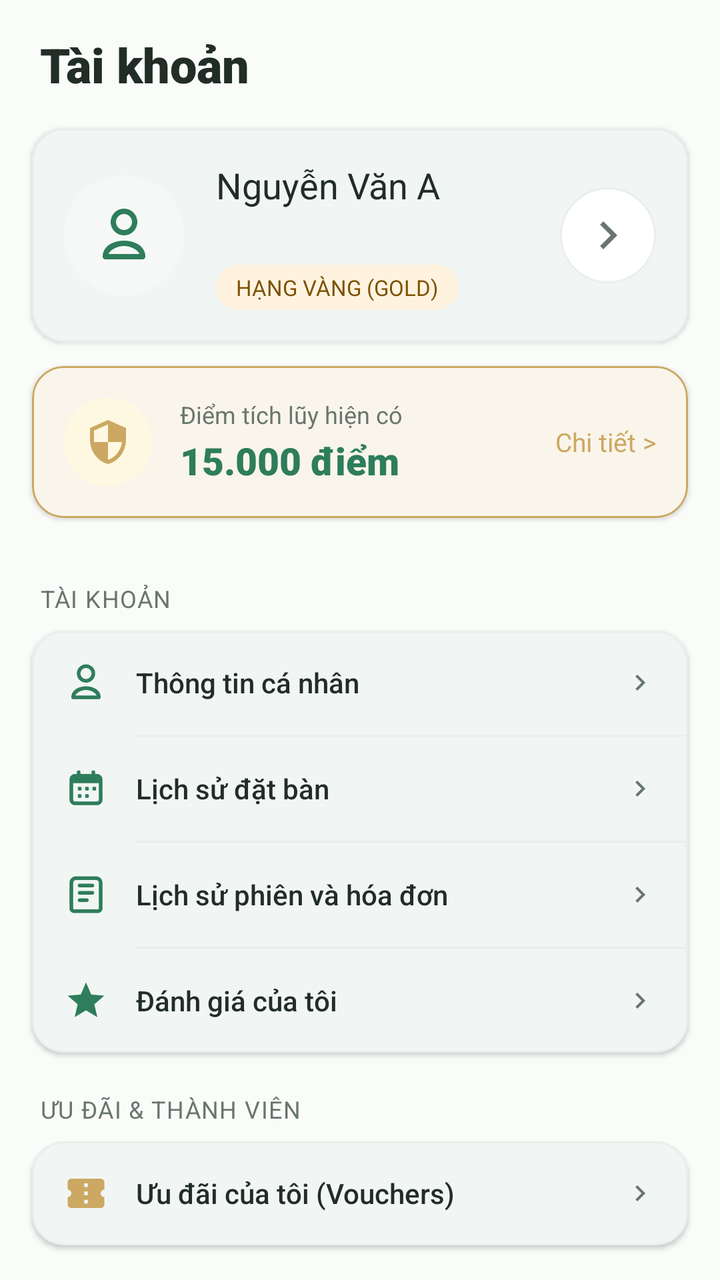
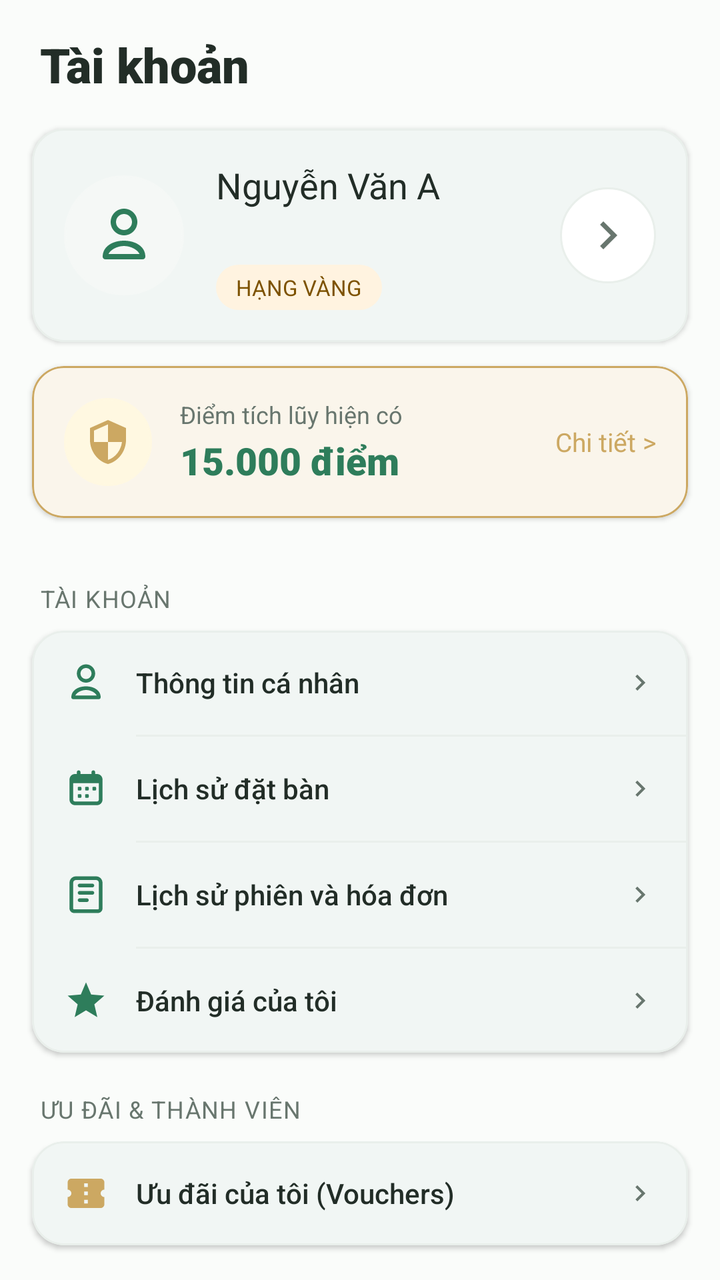

Before-and-after screenshots of an Android layout around one commit, followed by the original layout XML and the change that was made.
<!-- AndroidManifest.xml: application theme Theme.VietTable -->
<!-- res/layout/fragment_profile.xml -->
<?xml version="1.0" encoding="utf-8"?>
<androidx.coordinatorlayout.widget.CoordinatorLayout xmlns:android="http://schemas.android.com/apk/res/android"
    xmlns:app="http://schemas.android.com/apk/res-auto"
    android:layout_width="match_parent"
    android:layout_height="match_parent"
    android:background="@color/colorBackground">

    <androidx.core.widget.NestedScrollView
        android:layout_width="match_parent"
        android:layout_height="match_parent"
        android:fillViewport="true"
        android:clipToPadding="false"
        android:paddingBottom="96dp">

        <LinearLayout
            android:layout_width="match_parent"
            android:layout_height="wrap_content"
            android:orientation="vertical">

            
            <LinearLayout
                android:layout_width="match_parent"
                android:layout_height="wrap_content"
                android:tag="safe_top"
                android:orientation="vertical"
                android:paddingHorizontal="20dp"
                android:paddingTop="16dp"
                android:paddingBottom="12dp">

                <TextView
                    android:layout_width="wrap_content"
                    android:layout_height="wrap_content"
                    android:fontFamily="sans-serif-black"
                    android:text="Tài khoản"
                    android:textColor="@color/colorTextPrimary"
                    android:textSize="24sp" />
            </LinearLayout>

            
            <com.google.android.material.card.MaterialCardView
                style="@style/Widget.VietTable.Card"
                android:layout_width="match_parent"
                android:layout_height="wrap_content"
                android:layout_marginHorizontal="16dp"
                android:layout_marginTop="4dp">

                <LinearLayout
                    android:layout_width="match_parent"
                    android:layout_height="wrap_content"
                    android:gravity="center_vertical"
                    android:orientation="horizontal"
                    android:padding="16dp">

                    
                    <FrameLayout
                        android:layout_width="60dp"
                        android:layout_height="60dp">

                        <ImageView
                            android:layout_width="match_parent"
                            android:layout_height="match_parent"
                            android:background="@drawable/bg_round_floating_btn"
                            android:backgroundTint="@color/surface_secondary"
                            android:padding="14dp"
                            android:src="@drawable/ic_profile"
                            app:tint="@color/colorPrimary" />
                    </FrameLayout>

                    <LinearLayout
                        android:layout_width="0dp"
                        android:layout_height="wrap_content"
                        android:layout_marginStart="16dp"
                        android:layout_weight="1"
                        android:orientation="vertical">

                        <TextView
                            android:id="@+id/tvProfileName"
                            android:layout_width="wrap_content"
                            android:layout_height="wrap_content"
                            android:fontFamily="sans-serif-bold"
                            android:text="Nguyễn Văn A"
                            android:textColor="@color/colorTextPrimary"
                            android:textSize="18sp" />

                        <TextView
                            android:id="@+id/tvProfilePhone"
                            android:layout_width="wrap_content"
                            android:layout_height="wrap_content"
                            android:layout_marginTop="2dp"
                            android:text=""
                            android:textColor="@color/colorTextSecondary"
                            android:textSize="13sp" />

                        <TextView
                            android:id="@+id/tvProfileTierBadge"
                            android:layout_width="wrap_content"
                            android:layout_height="wrap_content"
                            android:layout_marginTop="8dp"
                            android:background="@drawable/bg_status_badge"
                            android:backgroundTint="#FFF3E0"
                            android:fontFamily="sans-serif-bold"
                            android:paddingHorizontal="10dp"
                            android:paddingVertical="4dp"
                            android:text="HẠNG VÀNG (GOLD)"
                            android:textColor="#7D5200"
                            android:textSize="11sp" />
                    </LinearLayout>

                    
                        <ImageView
                            android:id="@+id/btnEditProfileHeader"
                            android:layout_width="48dp"
                            android:layout_height="48dp"
                            android:contentDescription="@string/a11y_edit_profile"
                        android:background="@drawable/bg_round_floating_btn"
                        android:clickable="true"
                        android:focusable="true"
                        android:padding="10dp"
                        android:src="@drawable/ic_arrow_forward"
                        app:tint="@color/colorTextSecondary" />
                </LinearLayout>
            </com.google.android.material.card.MaterialCardView>

            
            <com.google.android.material.card.MaterialCardView
                android:id="@+id/cardProfileLoyalty"
                style="@style/Widget.VietTable.Card.Gold"
                android:layout_width="match_parent"
                android:layout_height="wrap_content"
                android:layout_marginHorizontal="16dp"
                android:layout_marginTop="12dp"
                android:clickable="true"
                android:focusable="true">

                <LinearLayout
                    android:layout_width="match_parent"
                    android:layout_height="wrap_content"
                    android:gravity="center_vertical"
                    android:orientation="horizontal"
                    android:padding="16dp">

                    <ImageView
                        android:layout_width="44dp"
                        android:layout_height="44dp"
                        android:background="@drawable/bg_round_floating_btn"
                        android:backgroundTint="#FFF8E1"
                        android:padding="10dp"
                        android:src="@drawable/ic_loyalty"
                        app:tint="@color/colorSecondary" />

                    <LinearLayout
                        android:layout_width="0dp"
                        android:layout_height="wrap_content"
                        android:layout_marginStart="14dp"
                        android:layout_weight="1"
                        android:orientation="vertical">

                        <TextView
                            android:layout_width="wrap_content"
                            android:layout_height="wrap_content"
                            android:text="Điểm tích lũy hiện có"
                            android:textColor="@color/colorTextSecondary"
                            android:textSize="12sp" />

                        <TextView
                            android:id="@+id/tvProfilePoints"
                            android:layout_width="wrap_content"
                            android:layout_height="wrap_content"
                            android:layout_marginTop="2dp"
                            android:fontFamily="sans-serif-black"
                            android:text="15.000 điểm"
                            android:textColor="@color/colorPrimary"
                            android:textSize="19sp" />
                    </LinearLayout>

                    <TextView
                        android:layout_width="wrap_content"
                        android:layout_height="wrap_content"
                        android:fontFamily="sans-serif-bold"
                        android:text="Chi tiết >"
                        android:textColor="@color/colorSecondary"
                        android:textSize="13sp" />
                </LinearLayout>
            </com.google.android.material.card.MaterialCardView>

            
            <FrameLayout
                android:id="@+id/containerProfileActiveDining"
                android:layout_width="match_parent"
                android:layout_height="wrap_content"
                android:layout_marginHorizontal="16dp"
                android:layout_marginTop="12dp" />

            
            <TextView
                android:layout_width="match_parent"
                android:layout_height="wrap_content"
                android:layout_marginHorizontal="20dp"
                android:layout_marginTop="20dp"
                android:layout_marginBottom="8dp"
                android:fontFamily="sans-serif-bold"
                android:letterSpacing="0.04"
                android:text="TÀI KHOẢN"
                android:textColor="@color/colorTextSecondary"
                android:textSize="12sp" />

            <com.google.android.material.card.MaterialCardView
                style="@style/Widget.VietTable.Card"
                android:layout_width="match_parent"
                android:layout_height="wrap_content"
                android:layout_marginHorizontal="16dp">

                <LinearLayout
                    android:layout_width="match_parent"
                    android:layout_height="wrap_content"
                    android:orientation="vertical">

                    
                    <LinearLayout
                        android:id="@+id/rowEditProfile"
                        android:layout_width="match_parent"
                        android:layout_height="52dp"
                        android:background="?attr/selectableItemBackground"
                        android:clickable="true"
                        android:focusable="true"
                        android:gravity="center_vertical"
                        android:orientation="horizontal"
                        android:paddingHorizontal="16dp">

                        <ImageView
                            android:layout_width="22dp"
                            android:layout_height="22dp"
                            android:src="@drawable/ic_profile"
                            app:tint="@color/colorPrimary" />

                        <TextView
                            android:layout_width="0dp"
                            android:layout_height="wrap_content"
                            android:layout_marginStart="14dp"
                            android:layout_weight="1"
                            android:fontFamily="sans-serif-medium"
                            android:text="Thông tin cá nhân"
                            android:textColor="@color/colorTextPrimary"
                            android:textSize="14sp" />

                        <ImageView
                            android:layout_width="16dp"
                            android:layout_height="16dp"
                            android:src="@drawable/ic_arrow_forward"
                            app:tint="@color/colorTextSecondary" />
                    </LinearLayout>

                    <View
                        android:layout_width="match_parent"
                        android:layout_height="1dp"
                        android:layout_marginStart="52dp"
                        android:background="@color/colorDivider" />

                    
                    <LinearLayout
                        android:id="@+id/rowResHistory"
                        android:layout_width="match_parent"
                        android:layout_height="52dp"
                        android:background="?attr/selectableItemBackground"
                        android:clickable="true"
                        android:focusable="true"
                        android:gravity="center_vertical"
                        android:orientation="horizontal"
                        android:paddingHorizontal="16dp">

                        <ImageView
                            android:layout_width="22dp"
                            android:layout_height="22dp"
                            android:src="@drawable/ic_reservation"
                            app:tint="@color/colorPrimary" />

                        <TextView
                            android:layout_width="0dp"
                            android:layout_height="wrap_content"
                            android:layout_marginStart="14dp"
                            android:layout_weight="1"
                            android:fontFamily="sans-serif-medium"
                            android:text="Lịch sử đặt bàn"
                            android:textColor="@color/colorTextPrimary"
                            android:textSize="14sp" />

                        <ImageView
                            android:layout_width="16dp"
                            android:layout_height="16dp"
                            android:src="@drawable/ic_arrow_forward"
                            app:tint="@color/colorTextSecondary" />
                    </LinearLayout>

                    <View
                        android:layout_width="match_parent"
                        android:layout_height="1dp"
                        android:layout_marginStart="52dp"
                        android:background="@color/colorDivider" />

                    
                    <LinearLayout
                        android:id="@+id/rowOrderHistory"
                        android:layout_width="match_parent"
                        android:layout_height="52dp"
                        android:background="?attr/selectableItemBackground"
                        android:clickable="true"
                        android:focusable="true"
                        android:gravity="center_vertical"
                        android:orientation="horizontal"
                        android:paddingHorizontal="16dp">

                        <ImageView
                            android:layout_width="22dp"
                            android:layout_height="22dp"
                            android:src="@drawable/ic_orders"
                            app:tint="@color/colorPrimary" />

                        <TextView
                            android:layout_width="0dp"
                            android:layout_height="wrap_content"
                            android:layout_marginStart="14dp"
                            android:layout_weight="1"
                            android:fontFamily="sans-serif-medium"
                            android:text="Lịch sử phiên và hóa đơn"
                            android:textColor="@color/colorTextPrimary"
                            android:textSize="14sp" />

                        <ImageView
                            android:layout_width="16dp"
                            android:layout_height="16dp"
                            android:src="@drawable/ic_arrow_forward"
                            app:tint="@color/colorTextSecondary" />
                    </LinearLayout>

                    <View
                        android:layout_width="match_parent"
                        android:layout_height="1dp"
                        android:layout_marginStart="52dp"
                        android:background="@color/colorDivider" />

                    <LinearLayout
                        android:id="@+id/rowReviews"
                        android:layout_width="match_parent"
                        android:layout_height="52dp"
                        android:background="?attr/selectableItemBackground"
                        android:clickable="true"
                        android:focusable="true"
                        android:gravity="center_vertical"
                        android:orientation="horizontal"
                        android:paddingHorizontal="16dp">

                        <ImageView
                            android:layout_width="22dp"
                            android:layout_height="22dp"
                            android:src="@drawable/ic_star"
                            app:tint="@color/colorPrimary" />

                        <TextView
                            android:layout_width="0dp"
                            android:layout_height="wrap_content"
                            android:layout_marginStart="14dp"
                            android:layout_weight="1"
                            android:fontFamily="sans-serif-medium"
                            android:text="Đánh giá của tôi"
                            android:textColor="@color/colorTextPrimary"
                            android:textSize="14sp" />

                        <ImageView
                            android:layout_width="16dp"
                            android:layout_height="16dp"
                            android:src="@drawable/ic_arrow_forward"
                            app:tint="@color/colorTextSecondary" />
                    </LinearLayout>
                </LinearLayout>
            </com.google.android.material.card.MaterialCardView>

            
            <TextView
                android:layout_width="match_parent"
                android:layout_height="wrap_content"
                android:layout_marginHorizontal="20dp"
                android:layout_marginTop="20dp"
                android:layout_marginBottom="8dp"
                android:fontFamily="sans-serif-bold"
                android:letterSpacing="0.04"
                android:text="ƯU ĐÃI &amp; THÀNH VIÊN"
                android:textColor="@color/colorTextSecondary"
                android:textSize="12sp" />

            <com.google.android.material.card.MaterialCardView
                style="@style/Widget.VietTable.Card"
                android:layout_width="match_parent"
                android:layout_height="wrap_content"
                android:layout_marginHorizontal="16dp">

                <LinearLayout
                    android:layout_width="match_parent"
                    android:layout_height="wrap_content"
                    android:orientation="vertical">

                    
                    <LinearLayout
                        android:id="@+id/rowVouchers"
                        android:layout_width="match_parent"
                        android:layout_height="52dp"
                        android:background="?attr/selectableItemBackground"
                        android:clickable="true"
                        android:focusable="true"
                        android:gravity="center_vertical"
                        android:orientation="horizontal"
                        android:paddingHorizontal="16dp">

                        <ImageView
                            android:layout_width="22dp"
                            android:layout_height="22dp"
                            android:src="@drawable/ic_voucher"
                            app:tint="@color/colorSecondary" />

                        <TextView
                            android:layout_width="0dp"
                            android:layout_height="wrap_content"
                            android:layout_marginStart="14dp"
                            android:layout_weight="1"
                            android:fontFamily="sans-serif-medium"
                            android:text="Ưu đãi của tôi (Vouchers)"
                            android:textColor="@color/colorTextPrimary"
                            android:textSize="14sp" />

                        <ImageView
                            android:layout_width="16dp"
                            android:layout_height="16dp"
                            android:src="@drawable/ic_arrow_forward"
                            app:tint="@color/colorTextSecondary" />
                    </LinearLayout>
                </LinearLayout>
            </com.google.android.material.card.MaterialCardView>

            
            <TextView
                android:layout_width="match_parent"
                android:layout_height="wrap_content"
                android:layout_marginHorizontal="20dp"
                android:layout_marginTop="20dp"
                android:layout_marginBottom="8dp"
                android:fontFamily="sans-serif-bold"
                android:letterSpacing="0.04"
                android:text="HỆ THỐNG"
                android:textColor="@color/colorTextSecondary"
                android:textSize="12sp" />

            <com.google.android.material.card.MaterialCardView
                style="@style/Widget.VietTable.Card"
                android:layout_width="match_parent"
                android:layout_height="wrap_content"
                android:layout_marginHorizontal="16dp">

                <LinearLayout
                    android:layout_width="match_parent"
                    android:layout_height="wrap_content"
                    android:orientation="vertical">

                    
                    <LinearLayout
                        android:id="@+id/rowSettings"
                        android:layout_width="match_parent"
                        android:layout_height="52dp"
                        android:background="?attr/selectableItemBackground"
                        android:clickable="true"
                        android:focusable="true"
                        android:gravity="center_vertical"
                        android:orientation="horizontal"
                        android:paddingHorizontal="16dp">

                        <ImageView
                            android:layout_width="22dp"
                            android:layout_height="22dp"
                            android:src="@drawable/ic_info"
                            app:tint="@color/colorPrimary" />

                        <TextView
                            android:layout_width="0dp"
                            android:layout_height="wrap_content"
                            android:layout_marginStart="14dp"
                            android:layout_weight="1"
                            android:fontFamily="sans-serif-medium"
                            android:text="Cài đặt ứng dụng"
                            android:textColor="@color/colorTextPrimary"
                            android:textSize="14sp" />

                        <ImageView
                            android:layout_width="16dp"
                            android:layout_height="16dp"
                            android:src="@drawable/ic_arrow_forward"
                            app:tint="@color/colorTextSecondary" />
                    </LinearLayout>

                    <View
                        android:layout_width="match_parent"
                        android:layout_height="1dp"
                        android:layout_marginStart="52dp"
                        android:background="@color/colorDivider" />

                    
                    <LinearLayout
                        android:id="@+id/rowSupport"
                        android:layout_width="match_parent"
                        android:layout_height="52dp"
                        android:background="?attr/selectableItemBackground"
                        android:clickable="true"
                        android:focusable="true"
                        android:gravity="center_vertical"
                        android:orientation="horizontal"
                        android:paddingHorizontal="16dp">

                        <ImageView
                            android:layout_width="22dp"
                            android:layout_height="22dp"
                            android:src="@drawable/ic_phone"
                            app:tint="@color/colorPrimary" />

                        <TextView
                            android:layout_width="0dp"
                            android:layout_height="wrap_content"
                            android:layout_marginStart="14dp"
                            android:layout_weight="1"
                            android:fontFamily="sans-serif-medium"
                            android:text="Hỗ trợ &amp; Trợ giúp"
                            android:textColor="@color/colorTextPrimary"
                            android:textSize="14sp" />

                        <ImageView
                            android:layout_width="16dp"
                            android:layout_height="16dp"
                            android:src="@drawable/ic_arrow_forward"
                            app:tint="@color/colorTextSecondary" />
                    </LinearLayout>
                </LinearLayout>
            </com.google.android.material.card.MaterialCardView>

            
            <com.google.android.material.button.MaterialButton
                android:id="@+id/btnLogout"
                style="@style/Widget.VietTable.Button.Destructive"
                android:layout_width="match_parent"
                android:layout_height="wrap_content"
                android:layout_marginHorizontal="16dp"
                android:layout_marginTop="24dp"
                android:text="Đăng xuất tài khoản" />

        </LinearLayout>
    </androidx.core.widget.NestedScrollView>

</androidx.coordinatorlayout.widget.CoordinatorLayout>
<!-- resources referenced by this layout -->
<resources>
  <color name="colorBackground">#FAFCFA</color>
  <color name="colorDivider">#E9EFEB</color>
  <color name="colorPrimary">#2E7D5B</color>
  <color name="colorSecondary">#CCA862</color>
  <color name="colorTextPrimary">#222D27</color>
  <color name="colorTextSecondary">#68766E</color>
  <color name="surface_secondary">#F5F8F6</color>
  <!-- drawable bg_status_badge (drawable) -->
  <?xml version="1.0" encoding="utf-8"?>
  <shape xmlns:android="http://schemas.android.com/apk/res/android"
      android:shape="rectangle">
      <corners android:radius="12dp" />
      <solid android:color="#FFFFFF" />
  </shape>
  <!-- drawable ic_arrow_forward (drawable) -->
  <vector xmlns:android="http://schemas.android.com/apk/res/android"
      android:width="24dp"
      android:height="24dp"
      android:viewportWidth="24"
      android:viewportHeight="24">
      <path
          android:fillColor="#FF000000"
          android:pathData="M8.59,16.59L13.17,12 8.59,7.41 10,6l6,6 -6,6 -1.41,-1.41z"/>
  </vector>
  <string name="a11y_edit_profile">Chỉnh sửa hồ sơ</string>
  <style name="Theme.VietTable" parent="Base.Theme.VietTable" />
  <color name="primary_container">#EEF7F2</color>
  <color name="surface">#FFFFFF</color>
  <color name="divider">#E9EFEB</color>
  <color name="accent_gold">#CCA862</color>
  <color name="white">#FFFFFFFF</color>
  <dimen name="btn_height_primary">52dp</dimen>
  <dimen name="radius_medium">12dp</dimen>
  <style name="TextAppearance.VietTable.Button" parent="TextAppearance.Material3.LabelLarge">
          <item name="android:textSize">@dimen/text_button</item>
          <item name="android:textStyle">bold</item>
          <item name="android:textAllCaps">false</item>
      </style>
  <dimen name="radius_large">16dp</dimen>
  <dimen name="card_elevation">1.5dp</dimen>
  <dimen name="card_stroke_width">1dp</dimen>
  <color name="accent_gold_container">#FAF5EB</color>
  <dimen name="text_button">14sp</dimen>
  <color name="primary">#2E7D5B</color>
  <color name="primary_dark">#24654A</color>
  <color name="on_primary">#FFFFFF</color>
  <color name="on_primary_container">#1B4E38</color>
  <color name="accent_gold_dark">#9E7D33</color>
  <color name="bg_cream">#FAFCFA</color>
  <color name="text_primary">#222D27</color>
  <color name="surface_variant">#F3F7F5</color>
  <color name="semantic_error">#D32F2F</color>
  <style name="Widget.VietTable.Toolbar" parent="Widget.Material3.Toolbar">
          <item name="android:background">@color/surface</item>
          <item name="titleTextColor">@color/text_primary</item>
          <item name="subtitleTextColor">@color/text_secondary</item>
          <item name="navigationIconTint">@color/text_primary</item>
      </style>
  <color name="text_secondary">#68766E</color>
  <color name="transparent">#00000000</color>
  <!-- drawable bg_bottom_nav_floating (drawable) -->
  <?xml version="1.0" encoding="utf-8"?>
  <shape xmlns:android="http://schemas.android.com/apk/res/android"
      android:shape="rectangle">
      <solid android:color="@color/surface" />
      <corners android:radius="24dp" />
      <stroke
          android:width="1dp"
          android:color="#E6EFEA" />
  </shape>
  <style name="Widget.VietTable.BottomNav.ActiveIndicator" parent="Widget.Material3.BottomNavigationView.ActiveIndicator">
          <item name="android:color">@color/primary_container</item>
          <item name="android:width">56dp</item>
          <item name="android:height">32dp</item>
          <item name="shapeAppearance">@style/ShapeAppearance.Material3.Corner.Full</item>
      </style>
  <style name="TextAppearance.VietTable.BottomNav.Label" parent="TextAppearance.Material3.LabelSmall">
          <item name="android:textSize">11sp</item>
          <item name="android:textStyle">normal</item>
      </style>
  <style name="TextAppearance.VietTable.BottomNav.Label.Active" parent="TextAppearance.Material3.LabelSmall">
          <item name="android:textSize">11sp</item>
          <item name="android:textStyle">bold</item>
      </style>
  <!-- unchanged entries left out for length: 23 -->
</resources>

<!-- the commit's change to res/layout/fragment_profile.xml (unified diff, before → after) -->
@@ -101,7 +101,7 @@
                             android:fontFamily="sans-serif-bold"
                             android:paddingHorizontal="10dp"
                             android:paddingVertical="4dp"
-                            android:text="HẠNG VÀNG (GOLD)"
+                            android:text="HẠNG VÀNG"
                             android:textColor="#7D5200"
                             android:textSize="11sp" />
                     </LinearLayout>
